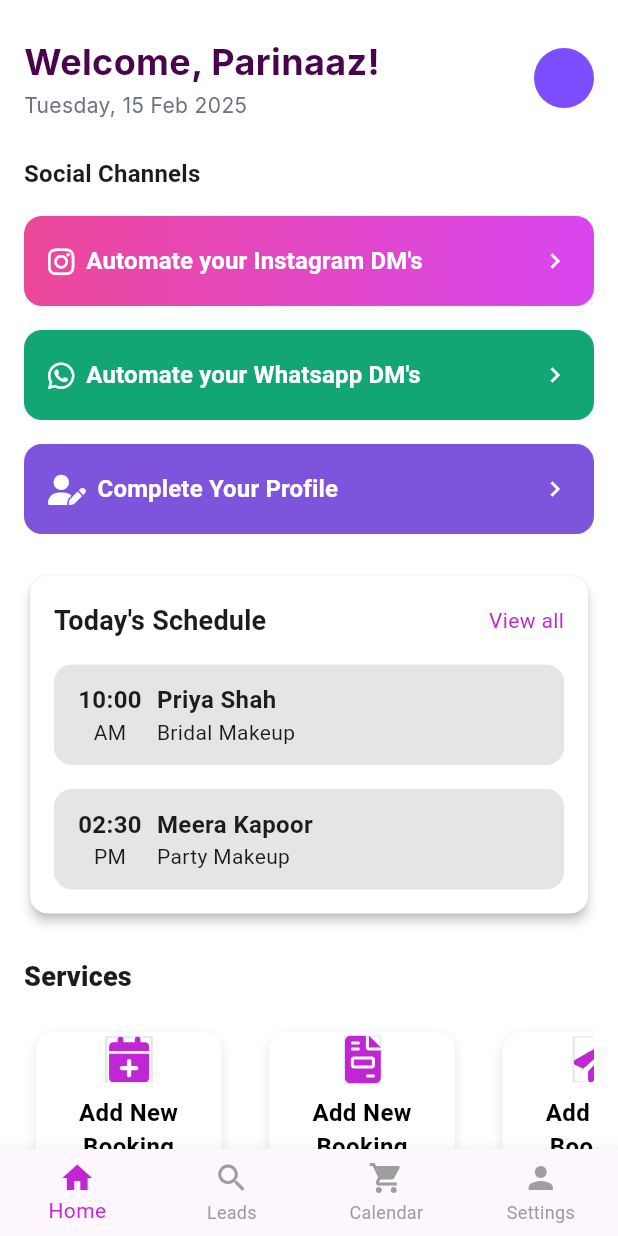
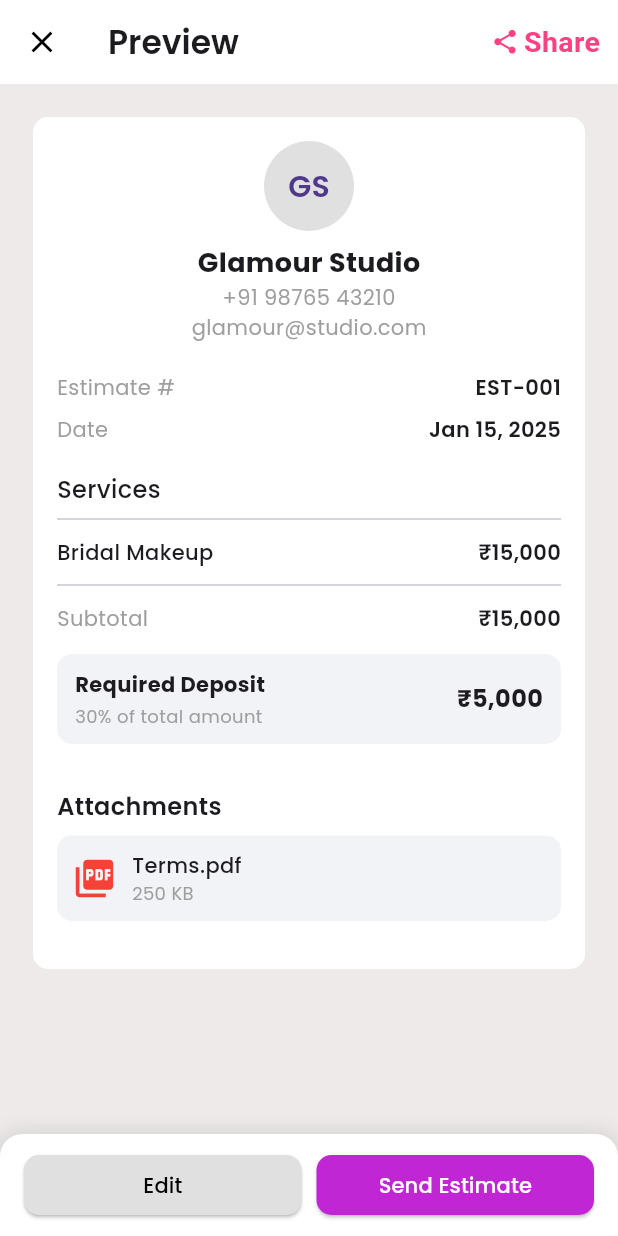
Before and after one commit to Chinmayverma1602/1glam, a Flutter app: the screen it shows after launch, on a phone screen of 412 x 824 dp. Run offline on Flutter 3.47's test engine with Material 3 defaults, Android fonts, the phone set to English and light mode, and no system bars; our stand-ins replace cloud_firestore, dropdown_textfield, firebase_auth, firebase_core, flutter_svg, font_awesome_flutter and 11 more; missing offline and left inert: flutter_facebook_auth, switcher_button; accounts and stored records are empty; project files that could hold a hidden picture were left out.

Commit message:
made preview and estimate page

```diff
--- a/lib/main.dart
+++ b/lib/main.dart
@@ -4,7 +4,9 @@ import 'package:get/get.dart';
 import 'package:glam1/firebase_options.dart';
 import 'package:glam1/screens/EditBookingScreen.dart';
 import 'package:glam1/screens/LoginScreen.dart';
+import 'package:glam1/screens/NewEstimatePage.dart';
 import 'package:glam1/screens/TravellingInfo.dart';
+import 'package:glam1/screens/PreviewPage.dart';
 import 'package:shared_preferences/shared_preferences.dart';
 import 'package:glam1/screens/AboutMePage.dart';
 import 'package:glam1/screens/AddServicesPage.dart';
@@ -28,7 +30,7 @@ void main() async {
 
 Future<String> getInitialRoute() async {
   SharedPreferences prefs = await SharedPreferences.getInstance();
-  return prefs.getString('user_email') != null ? '/home' : '/home';
+  return prefs.getString('user_email') != null ? '/home' : '/PreviewPage';
 }
 
 class MyApp extends StatelessWidget {
@@ -57,6 +59,8 @@ class MyApp extends StatelessWidget {
         GetPage(name: '/verify', page: () => const VerifyEmailPage()),
         GetPage(name: '/travelInfo', page: () => const TravellingInfoPage()),
         GetPage(name: '/calender', page: () => const CalenderPage()),
+        GetPage(name: '/PreviewPage', page: () => const EstimatePreviewScreen()),
+        GetPage(name: '/newPage', page: () => const EstimateScreen()),
       ],
     );
   }
--- /dev/null
+++ b/lib/screens/PreviewPage.dart
@@ -0,0 +1,238 @@
+import 'package:flutter/material.dart';
+import 'package:glam1/widgets/BottomActionBar.dart';
+import 'package:google_fonts/google_fonts.dart';
+
+class EstimatePreviewScreen extends StatelessWidget {
+  const EstimatePreviewScreen({super.key});
+
+  @override
+  Widget build(BuildContext context) {
+    return Scaffold(
+      backgroundColor: const Color.fromARGB(255, 238, 234, 234),
+        appBar: AppBar(
+          title: Text("Preview",
+              style: GoogleFonts.poppins(
+                  fontSize: 22, fontWeight: FontWeight.w600)),
+          // centerTitle: true,
+          leading: IconButton(
+            icon: const Icon(Icons.close, color: Colors.black),
+            onPressed: () => Navigator.pop(context),
+          ),
+          actions: [
+            Padding(
+              padding:
+                  EdgeInsets.only(right: 12), // Adjust right padding if needed
+              child: Row(
+                spacing: 3,
+                mainAxisSize:
+                    MainAxisSize.min, // Ensures minimum space is taken
+                children: [
+                  const Icon(Icons.share, color: Colors.pinkAccent, size: 19),
+                  const Text(
+                    "Share",
+                    style: TextStyle(
+                      fontSize: 19,
+                      fontWeight: FontWeight.w600,
+                      color: Colors.pinkAccent,
+                    ),
+                  ),
+                ],
+              ),
+            ),
+          ],
+          backgroundColor: Colors.white,
+          elevation: 0,
+        ),
+        body: SingleChildScrollView(
+          padding: const EdgeInsets.all(16),
+          child: Container(
+            margin: const EdgeInsets.all(6),
+            padding: const EdgeInsets.all(16),
+            decoration: BoxDecoration(
+              // border: Border.all(color: Colors.red),
+              color: Colors.white,
+              borderRadius: BorderRadius.circular(10),
+            ),
+            child: Column(
+              // crossAxisAlignment: CrossAxisAlignment.start,
+              children: [
+                _buildUserInfo(),
+                const SizedBox(height: 16),
+                _buildDetails(),
+                const SizedBox(height: 30),
+                _buildAttachments(),
+                const SizedBox(height: 16),
+              ],
+            ),
+          ),
+        ),
+        bottomNavigationBar: BottomActionBar(
+            leftButtonText: "Edit", rightButtonText: "Send Estimate"),);
+  }
+
+  Widget _buildUserInfo() {
+    return Column(
+      crossAxisAlignment: CrossAxisAlignment.center,
+      children: [
+        CircleAvatar(
+          radius: 30,
+          backgroundColor: Colors.grey.shade300,
+          child: Text("GS",
+              style: GoogleFonts.poppins(
+                  fontSize: 20, fontWeight: FontWeight.w600)),
+        ),
+        const SizedBox(height: 8),
+        Text("Glamour Studio",
+            style:
+                GoogleFonts.poppins(fontSize: 18, fontWeight: FontWeight.bold)),
+        Text("+91 98765 43210",
+            style: GoogleFonts.poppins(fontSize: 14, color: Colors.grey)),
+        Text("glamour@studio.com",
+            style: GoogleFonts.poppins(fontSize: 14, color: Colors.grey)),
+      ],
+    );
+  }
+
+  Widget _buildDetails() {
+    return Column(
+      crossAxisAlignment: CrossAxisAlignment.start,
+      children: [
+        _buildDetailRow("Estimate #", "EST-001", false),
+        _buildDetailRow("Date", "Jan 15, 2025", false),
+        const SizedBox(height: 15),
+        Text("Services",
+            style:
+                GoogleFonts.poppins(fontSize: 16, fontWeight: FontWeight.w500)),
+        const Divider(),
+        _buildDetailRow("Bridal Makeup", "₹15,000", true),
+        const Divider(),
+        _buildDetailRow("Subtotal", "₹15,000", false),
+        const SizedBox(height: 10),
+        Container(
+          padding: const EdgeInsets.symmetric(horizontal: 12, vertical: 10),
+          decoration: BoxDecoration(
+            color: const Color.fromARGB(255, 241, 243, 247), // Lighter shade for better match
+            borderRadius: BorderRadius.circular(10),
+          ),
+          child: Row(
+            mainAxisAlignment: MainAxisAlignment
+                .spaceBetween, // Ensures ₹5,000 is right-aligned
+            children: [
+              Column(
+                crossAxisAlignment: CrossAxisAlignment.start,
+                children: [
+                  Text(
+                    "Required Deposit",
+                    style: GoogleFonts.poppins(
+                        fontSize: 14, fontWeight: FontWeight.bold),
+                  ),
+                  SizedBox(
+                    height: 3,
+                  ),
+                  Text(
+                    "30% of total amount",
+                    style:
+                        GoogleFonts.poppins(fontSize: 12, color: Colors.grey),
+                  ),
+                ],
+              ),
+              Text(
+                "₹5,000",
+                style: GoogleFonts.poppins(
+                    fontSize: 16, fontWeight: FontWeight.bold),
+              ),
+            ],
+          ),
+        ),
+      ],
+    );
+  }
+
+  Widget _buildDetailRow(String title, String value, bool isService) {
+    return Padding(
+      padding: const EdgeInsets.symmetric(vertical: 4),
+      child: Row(
+        mainAxisAlignment: MainAxisAlignment.spaceBetween,
+        children: [
+          isService
+              ? Text(title,
+                  style: GoogleFonts.poppins(
+                      fontSize: 14, fontWeight: FontWeight.w500))
+              : Text(title,
+                  style: GoogleFonts.poppins(fontSize: 14, color: Colors.grey)),
+          Text(value,
+              style: GoogleFonts.poppins(
+                  fontSize: 14, fontWeight: FontWeight.w600)),
+        ],
+      ),
+    );
+  }
+
+  Widget _buildAttachments() {
+    return Column(
+      crossAxisAlignment: CrossAxisAlignment.start,
+      children: [
+        Text("Attachments",
+            style:
+                GoogleFonts.poppins(fontSize: 16, fontWeight: FontWeight.w600)),
+        const SizedBox(height: 8),
+        Container(
+          padding: const EdgeInsets.all(10),
+          decoration: BoxDecoration(
+            color: const Color.fromARGB(255, 241, 243, 247),
+            borderRadius: BorderRadius.circular(10),
+          ),
+          child: Row(
+            children: [
+              const Icon(Icons.picture_as_pdf, color: Colors.red, size: 30),
+              const SizedBox(width: 10),
+              Column(
+                crossAxisAlignment: CrossAxisAlignment.start,
+                children: [
+                  Text("Terms.pdf",
+                      style: GoogleFonts.poppins(
+                          fontSize: 14, fontWeight: FontWeight.w500)),
+                  Text("250 KB",
+                      style: GoogleFonts.poppins(
+                          fontSize: 12, color: Colors.grey)),
+                ],
+              )
+            ],
+          ),
+        ),
+      ],
+    );
+  }
+
+  // Widget _buildButtons(BuildContext context) {
+  //   return Row(
+  //     children: [
+  //       Expanded(
+  //         child: ElevatedButton(
+  //           onPressed: () {},
+  //           style: ElevatedButton.styleFrom(
+  //             foregroundColor: Colors.black,
+  //             backgroundColor: Colors.grey.shade300,
+  //             shape: RoundedRectangleBorder(
+  //                 borderRadius: BorderRadius.circular(10)),
+  //           ),
+  //           child: Text("Edit", style: GoogleFonts.poppins(fontSize: 14)),
+  //         ),
+  //       ),
+  //       const SizedBox(width: 10),
+  //       Expanded(
+  //         child: ElevatedButton(
+  //           onPressed: () {},
+  //           style: ElevatedButton.styleFrom(
+  //             backgroundColor: Colors.pinkAccent,
+  //             shape: RoundedRectangleBorder(
+  //                 borderRadius: BorderRadius.circular(10)),
+  //           ),
+  //           child: Text("Send Estimate",
+  //               style: GoogleFonts.poppins(fontSize: 14, color: Colors.white)),
+  //         ),
+  //       ),
+  //     ],
+  //   );
+  // }
+}
--- /dev/null
+++ b/lib/widgets/BottomActionBar.dart
@@ -0,0 +1,70 @@
+import 'package:flutter/material.dart';
+import 'package:glam1/constants/AppColors.dart';
+import 'package:google_fonts/google_fonts.dart';
+
+class BottomActionBar extends StatelessWidget {
+  final String leftButtonText;
+  final String rightButtonText;
+  final VoidCallback? onLeftPressed;
+  final VoidCallback? onRightPressed;
+
+  const BottomActionBar({
+    Key? key,
+    required this.leftButtonText,
+    required this.rightButtonText,
+    this.onLeftPressed, // Optional
+    this.onRightPressed, // Optional
+  }) : super(key: key);
+
+  @override
+  Widget build(BuildContext context) {
+    return Container(
+      padding: const EdgeInsets.symmetric(horizontal: 16, vertical: 10),
+      decoration: BoxDecoration(
+        color: Colors.white,
+        borderRadius: const BorderRadius.only(
+          topLeft: Radius.circular(15),
+          topRight: Radius.circular(15),
+        ),
+        boxShadow: [
+          BoxShadow(
+            color: Colors.black.withOpacity(0.1),
+            blurRadius: 10,
+            spreadRadius: 2,
+          ),
+        ],
+      ),
+      child: Row(
+        children: [
+          Expanded(
+            child: ElevatedButton(
+              onPressed: onLeftPressed ?? () {}, // Default to empty function
+              style: ElevatedButton.styleFrom(
+                foregroundColor: Colors.black,
+                backgroundColor: Colors.grey.shade300,
+                shape: RoundedRectangleBorder(
+                  borderRadius: BorderRadius.circular(10),
+                ),
+              ),
+              child: Text(leftButtonText, style: GoogleFonts.poppins(fontSize: 14)),
+            ),
+          ),
+          const SizedBox(width: 10),
+          Expanded(
+            child: ElevatedButton(
+              onPressed: onRightPressed ?? () {}, // Default to empty function
+              style: ElevatedButton.styleFrom(
+                backgroundColor: AppColors.primary,
+                shape: RoundedRectangleBorder(
+                  borderRadius: BorderRadius.circular(10),
+                ),
+              ),
+              child: Text(rightButtonText,
+                  style: GoogleFonts.poppins(fontSize: 14, color: Colors.white)),
+            ),
+          ),
+        ],
+      ),
+    );
+  }
+}
```
Also changed, not shown: lib/screens/NewEstimatePage.dart (added, +255 -0 lines), 4 other files.
